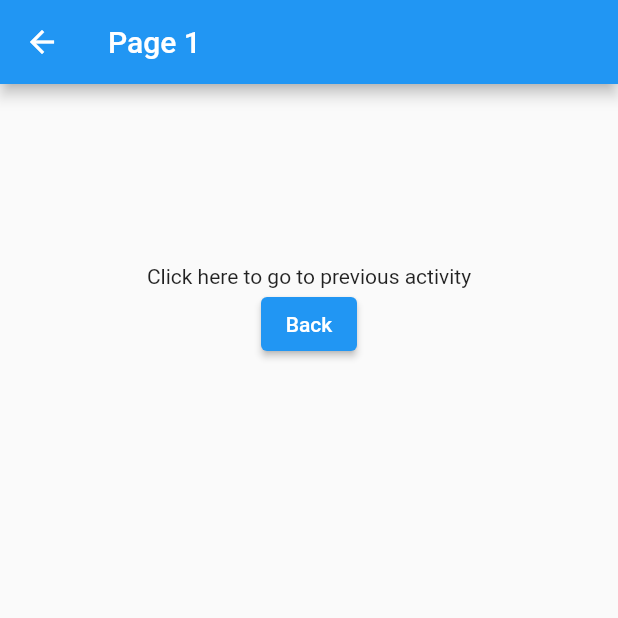
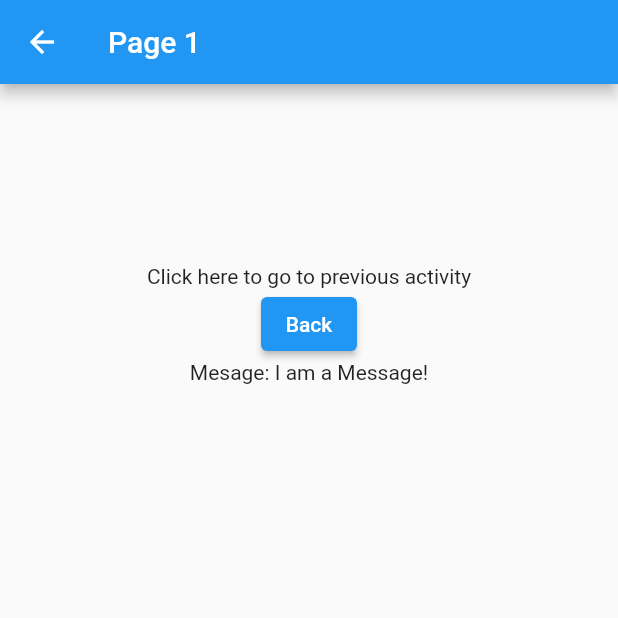
Before and after one commit to thetahmeed/Flutter, a Flutter app: the screen it shows after launch, after a tap on "Go", on a phone screen of 412 x 824 dp, the top half of it. Run offline on Flutter 3.47's test engine with Material 2 defaults, Android fonts, the phone set to English and light mode, and no system bars.

Commit message:
Send simple data from one page to another

```diff
--- a/twelve/lib/main.dart
+++ b/twelve/lib/main.dart
@@ -30,7 +30,8 @@ class _DashboardState extends State<Dashboard> {
               child: Text("Go"),
               onPressed: () {
                 // Going to another activity
-                Route route = MaterialPageRoute(builder: (context) => PageOne());
+                String _sendThisMessage = "I am a Message!";
+                Route route = MaterialPageRoute(builder: (context) => PageOne(_sendThisMessage));
                 Navigator.push(context, route);
               },
             ),
--- a/twelve/lib/pages/page1.dart
+++ b/twelve/lib/pages/page1.dart
@@ -8,11 +8,20 @@ import 'package:flutter/material.dart';
 import 'package:twelve/main.dart';
 
 class PageOne extends StatefulWidget {
+
+  var Message;
+
+  PageOne(this.Message);
+
   @override
-  _PageOneState createState() => _PageOneState();
+  _PageOneState createState() => _PageOneState(this.Message);
 }
 
 class _PageOneState extends State<PageOne> {
+
+  var m;
+  _PageOneState(this.m);
+
   @override
   Widget build(BuildContext context) {
     return Scaffold(
@@ -33,6 +42,7 @@ class _PageOneState extends State<PageOne> {
                 Navigator.pop(context);
               },
             ),
+            Text("Mesage: "+m),
           ],
         ),
       ),
```
